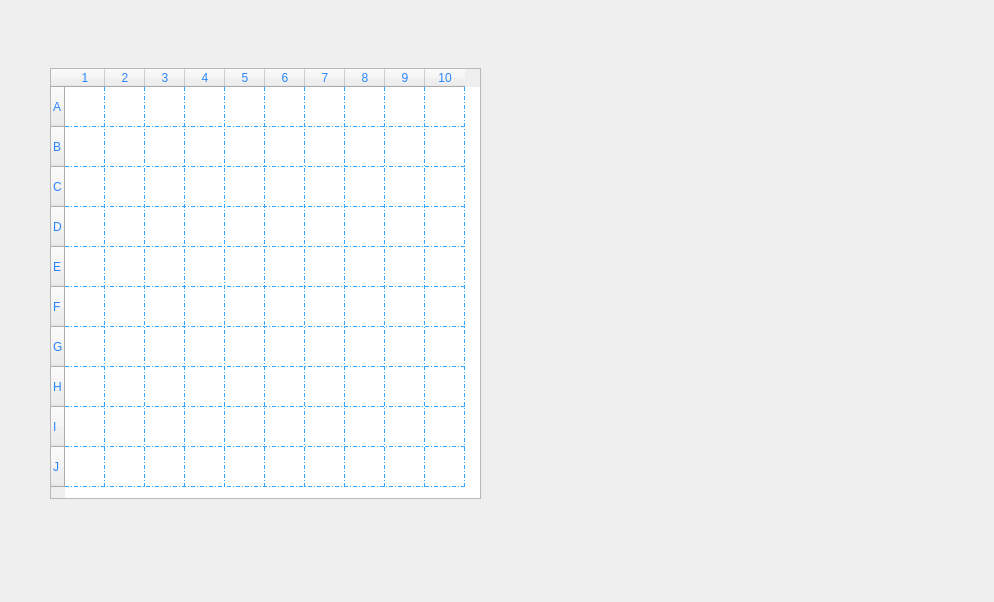
Before: the Qt Designer form dialoggetarm.ui in pouya-prh/Battle_Ship, drawn with Qt 5.
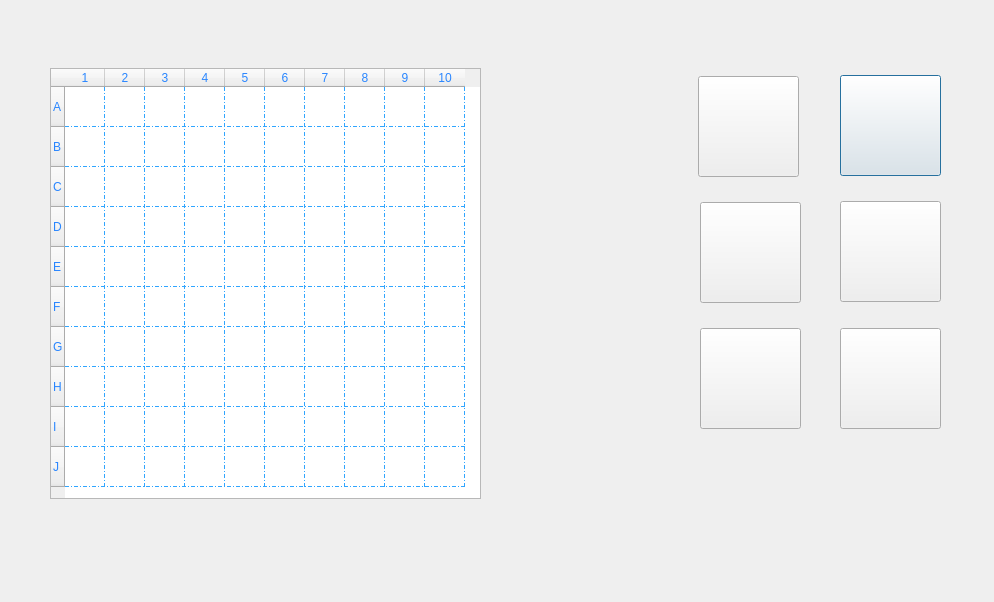
After: the same form once the commit is applied. Icons and pictures are not drawn. Custom widgets are drawn as their Qt base class.

What changed in the file:
```diff
--- a/dialoggetarm.ui
+++ b/dialoggetarm.ui
@@ -191,6 +191,102 @@
     </property>
    </item>
   </widget>
+  <widget class="QPushButton" name="pushButton">
+   <property name="geometry">
+    <rect>
+     <x>840</x>
+     <y>75</y>
+     <width>101</width>
+     <height>101</height>
+    </rect>
+   </property>
+   <property name="styleSheet">
+    <string notr="true">image: url(:/Recommended Source Files/Recommended Source Files/Images/mine2.png);</string>
+   </property>
+   <property name="text">
+    <string/>
+   </property>
+  </widget>
+  <widget class="QPushButton" name="pushButton_2">
+   <property name="geometry">
+    <rect>
+     <x>840</x>
+     <y>328</y>
+     <width>101</width>
+     <height>101</height>
+    </rect>
+   </property>
+   <property name="styleSheet">
+    <string notr="true">image: url(:/Recommended Source Files/Recommended Source Files/Images/lineattac.png);</string>
+   </property>
+   <property name="text">
+    <string/>
+   </property>
+  </widget>
+  <widget class="QPushButton" name="pushButton_3">
+   <property name="geometry">
+    <rect>
+     <x>840</x>
+     <y>201</y>
+     <width>101</width>
+     <height>101</height>
+    </rect>
+   </property>
+   <property name="styleSheet">
+    <string notr="true">image: url(:/Recommended Source Files/Recommended Source Files/Images/square attack.png);</string>
+   </property>
+   <property name="text">
+    <string/>
+   </property>
+  </widget>
+  <widget class="QPushButton" name="pushButton_4">
+   <property name="geometry">
+    <rect>
+     <x>698</x>
+     <y>76</y>
+     <width>101</width>
+     <height>101</height>
+    </rect>
+   </property>
+   <property name="styleSheet">
+    <string notr="true">image: url(:/Recommended Source Files/Recommended Source Files/Images/triple.png);</string>
+   </property>
+   <property name="text">
+    <string/>
+   </property>
+  </widget>
+  <widget class="QPushButton" name="pushButton_5">
+   <property name="geometry">
+    <rect>
+     <x>700</x>
+     <y>202</y>
+     <width>101</width>
+     <height>101</height>
+    </rect>
+   </property>
+   <property name="styleSheet">
+    <string notr="true">image: url(:/Recommended Source Files/Recommended Source Files/Images/tracker.png);</string>
+   </property>
+   <property name="text">
+    <string/>
+   </property>
+  </widget>
+  <widget class="QPushButton" name="pushButton_6">
+   <property name="geometry">
+    <rect>
+     <x>700</x>
+     <y>328</y>
+     <width>101</width>
+     <height>101</height>
+    </rect>
+   </property>
+   <property name="styleSheet">
+    <string notr="true">image: url(:/Recommended Source Files/Recommended Source Files/Images/atomic bomb.png);</string>
+   </property>
+   <property name="text">
+    <string/>
+   </property>
+  </widget>
  </widget>
  <customwidgets>
   <customwidget>
```
